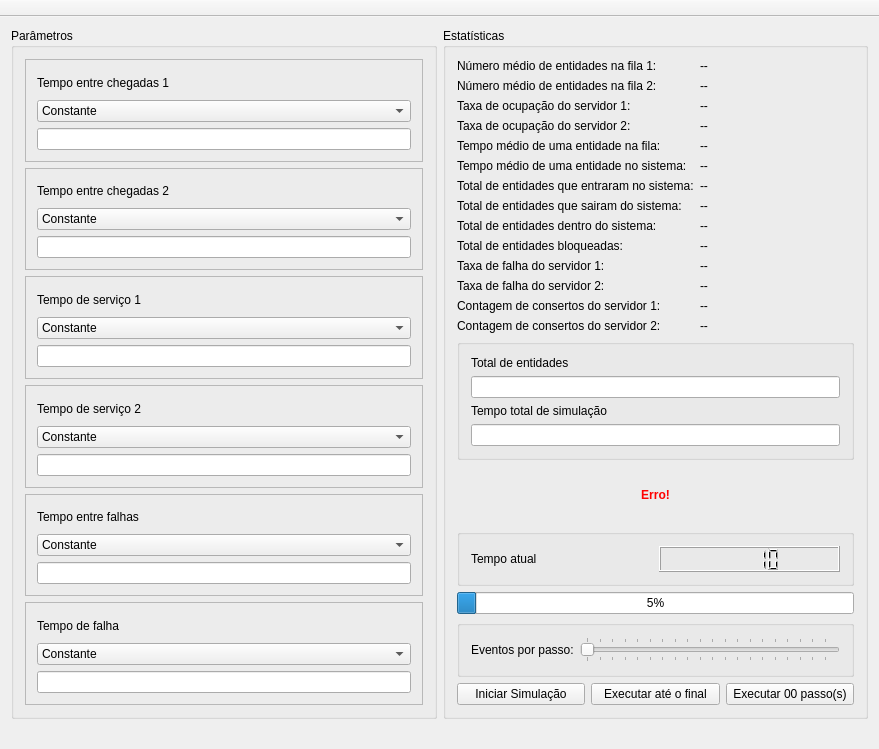
Qt form mainwindow.ui (caiopo/INE5425) before a commit.
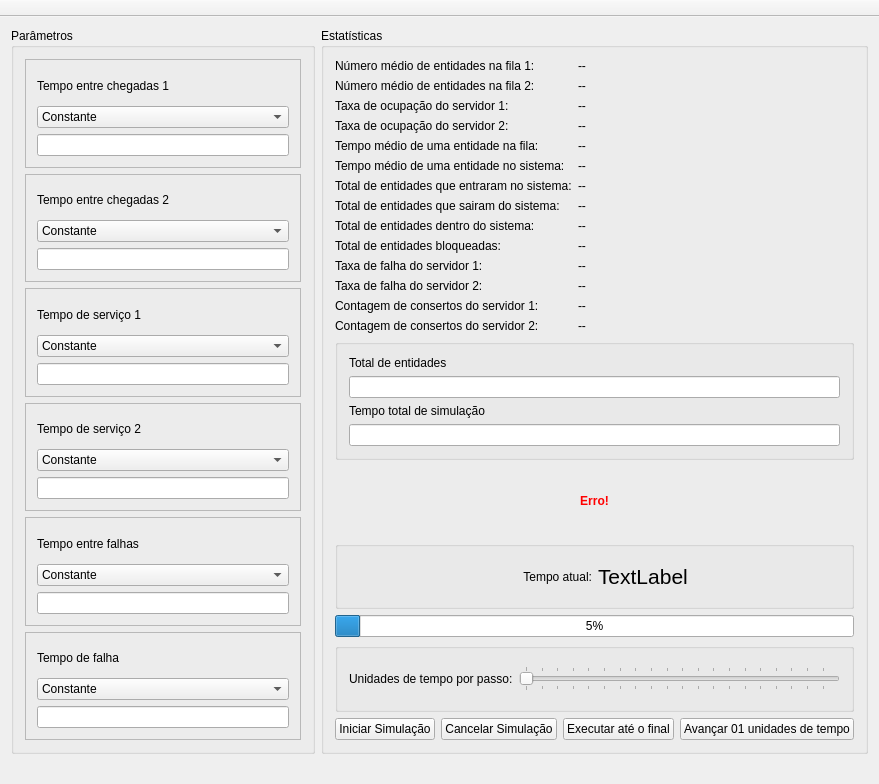
The same form after that commit.

The edit to the form file:
```diff
--- a/mainwindow.ui
+++ b/mainwindow.ui
@@ -7,7 +7,7 @@
     <x>0</x>
     <y>0</y>
     <width>879</width>
-    <height>749</height>
+    <height>784</height>
    </rect>
   </property>
   <property name="sizePolicy">
@@ -1035,14 +1035,22 @@
           <item>
            <widget class="QLabel" name="label_17">
             <property name="text">
-             <string>Tempo atual</string>
+             <string>Tempo atual:</string>
+            </property>
+            <property name="alignment">
+             <set>Qt::AlignRight|Qt::AlignTrailing|Qt::AlignVCenter</set>
             </property>
            </widget>
           </item>
           <item>
-           <widget class="QLCDNumber" name="lcd">
-            <property name="intValue" stdset="0">
-             <number>10</number>
+           <widget class="QLabel" name="time">
+            <property name="font">
+             <font>
+              <pointsize>16</pointsize>
+             </font>
+            </property>
+            <property name="text">
+             <string>TextLabel</string>
             </property>
            </widget>
           </item>
@@ -1065,7 +1073,7 @@
           <item>
            <widget class="QLabel" name="label_5">
             <property name="text">
-             <string>Eventos por passo:</string>
+             <string>Unidades de tempo por passo:</string>
             </property>
            </widget>
           </item>
@@ -1103,6 +1111,13 @@
            </property>
           </widget>
          </item>
+         <item>
+          <widget class="QPushButton" name="stop">
+           <property name="text">
+            <string>Cancelar Simulação</string>
+           </property>
+          </widget>
+         </item>
          <item>
           <widget class="QPushButton" name="complete">
            <property name="text">
@@ -1113,7 +1128,7 @@
          <item>
           <widget class="QPushButton" name="step">
            <property name="text">
-            <string>Executar 00 passo(s)</string>
+            <string>Avançar 01 unidades de tempo</string>
            </property>
           </widget>
          </item>
```
